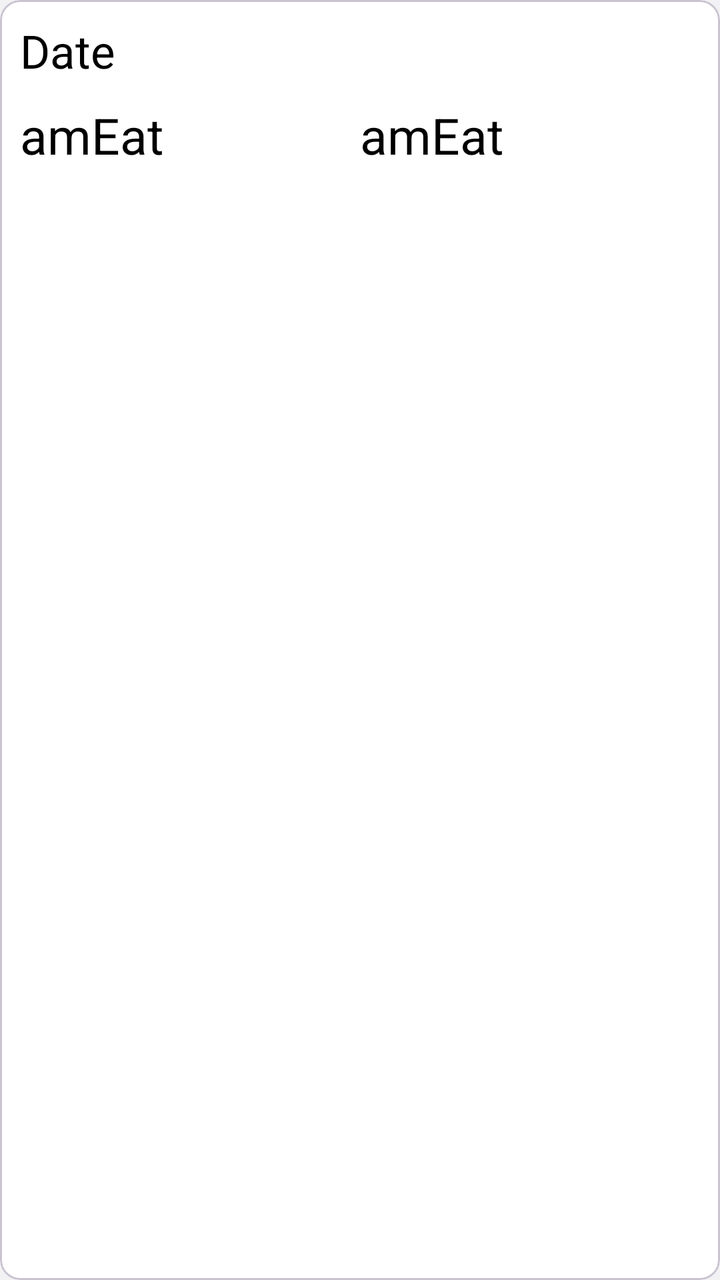
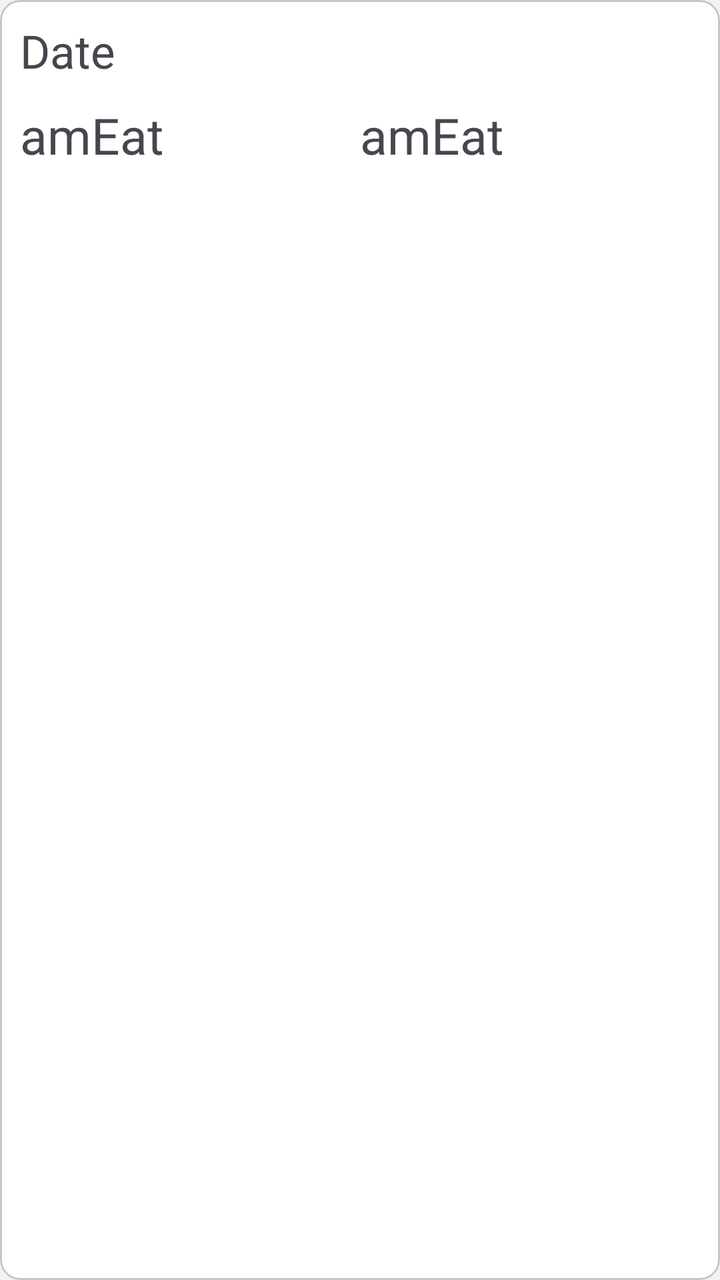

Before-and-after screenshots of an Android layout around one commit, followed by the original layout XML and the change that was made.
<!-- AndroidManifest.xml: application theme Theme.TodayToEat -->
<!-- res/layout/history_item.xml -->
<?xml version="1.0" encoding="utf-8"?>
<com.google.android.material.card.MaterialCardView
    android:id="@+id/card_root"
    xmlns:android="http://schemas.android.com/apk/res/android"
    android:layout_width="match_parent"
    android:layout_height="wrap_content"
    xmlns:app="http://schemas.android.com/apk/res-auto"
    android:orientation="vertical"
    android:minHeight="100sp"
    android:layout_margin="10sp"
    app:cardBackgroundColor="?attr/colorPrimary"
    app:cardCornerRadius="10dp">

    <androidx.constraintlayout.widget.ConstraintLayout
        android:layout_width="match_parent"
        android:layout_height="match_parent">

        <TextView
            android:id="@+id/tv_his_date"
            android:layout_width="match_parent"
            android:layout_height="wrap_content"
            android:text="@string/date"
            android:textColor="?attr/colorOnPrimary"
            android:textSize="23sp"
            android:layout_marginStart="10sp"
            android:layout_marginTop="10sp"
            app:layout_constraintTop_toTopOf="parent"
            app:layout_constraintBottom_toTopOf="@+id/ll"/>

        <LinearLayout
            android:id="@+id/ll"
            android:layout_width="match_parent"
            android:layout_height="wrap_content"
            android:orientation="horizontal"
            app:layout_constraintTop_toBottomOf="@id/tv_his_date"
            android:layout_margin="10sp">

            <TextView
                android:id="@+id/tv_his_amEat"
                android:layout_width="0dp"
                android:layout_weight="1"
                android:layout_height="wrap_content"
                android:text="@string/amEat"
                android:textSize="25sp"
                android:textColor="?attr/colorOnPrimary"/>

            <TextView
                android:id="@+id/tv_his_pmEat"
                android:layout_width="0dp"
                android:layout_weight="1"
                android:layout_height="wrap_content"
                android:text="@string/amEat"
                android:textSize="25sp"
                android:textColor="?attr/colorOnPrimary"/>

        </LinearLayout>

    </androidx.constraintlayout.widget.ConstraintLayout>

</com.google.android.material.card.MaterialCardView>
<!-- resources referenced by this layout -->
<resources>
  <string name="amEat">amEat</string>
  <string name="date">Date</string>
  <style name="Theme.TodayToEat" parent="Theme.Material3.DayNight.NoActionBar">
          <item name="windowNoTitle">true</item>
          <item name="windowActionBar">false</item>
  
          <item name="android:navigationBarColor">@android:color/transparent</item>
          <item name="android:statusBarColor">@android:color/transparent</item>
          <item name="android:windowLightStatusBar">true</item>
  
          <item name="colorPrimary">@color/white</item>
          <item name="colorOnPrimary">@color/black</item>
          <item name="colorPrimaryVariant">@color/middleGray</item>
          <item name="colorPrimaryContainer">@color/gray</item>
  
          <item name="android:windowBackground">@color/gray</item>
  
          <item name="materialAlertDialogTheme">@style/MyAlertDialog.Light</item>
  
          <item name="colorSurface">@color/white</item>
          <item name="colorOutline">@color/transparent</item>
  
          <item name="radioButtonStyle">@style/Widget.TodayToEat.RadioButton</item>
  
          <item name="itemBackground">@color/transparent</item>
      </style>
  <color name="white">#FFFFFFFF</color>
  <color name="black">#FF000000</color>
  <color name="middleGray">#E7E6E9</color>
  <color name="gray">#F2F2F4</color>
  <style name="MyAlertDialog.Light" parent="ThemeOverlay.Material3.MaterialAlertDialog">
          <item name="colorPrimary">@color/title_color</item>
          <item name="android:textColor">@color/title_color</item>
      </style>
  <color name="transparent">#00ffffff</color>
  <style name="Widget.TodayToEat.RadioButton" parent="Widget.Material3.CompoundButton.RadioButton">
          <item name="buttonTint">@color/radio_button_tint</item>
      </style>
  <color name="title_color">#000000</color>
</resources>

<!-- the commit's change to res/layout/history_item.xml (unified diff, before → after) -->
@@ -8,7 +8,6 @@
     android:orientation="vertical"
     android:minHeight="100sp"
     android:layout_margin="10sp"
-    app:cardBackgroundColor="?attr/colorPrimary"
     app:cardCornerRadius="10dp">
 
     <androidx.constraintlayout.widget.ConstraintLayout
@@ -20,7 +19,6 @@
             android:layout_width="match_parent"
             android:layout_height="wrap_content"
             android:text="@string/date"
-            android:textColor="?attr/colorOnPrimary"
             android:textSize="23sp"
             android:layout_marginStart="10sp"
             android:layout_marginTop="10sp"
@@ -42,7 +40,7 @@
                 android:layout_height="wrap_content"
                 android:text="@string/amEat"
                 android:textSize="25sp"
-                android:textColor="?attr/colorOnPrimary"/>
+                />
 
             <TextView
                 android:id="@+id/tv_his_pmEat"
@@ -51,7 +49,7 @@
                 android:layout_height="wrap_content"
                 android:text="@string/amEat"
                 android:textSize="25sp"
-                android:textColor="?attr/colorOnPrimary"/>
+                />
 
         </LinearLayout>
 
